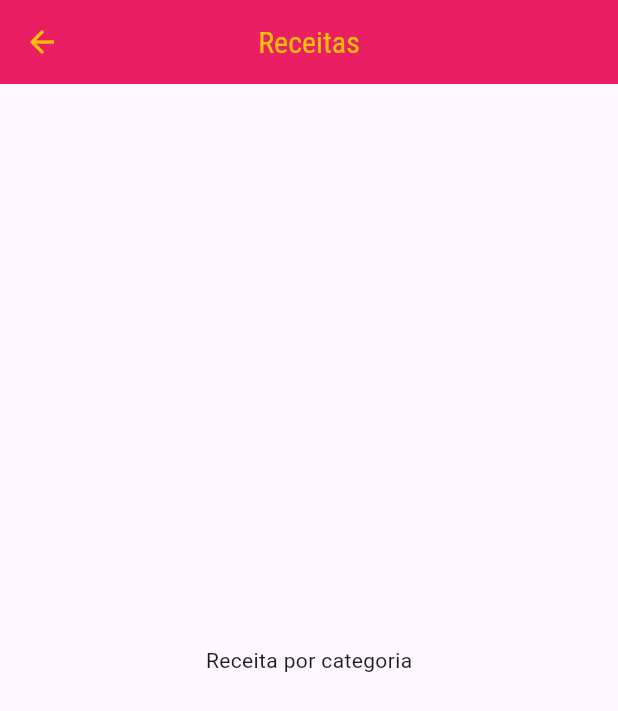
After one commit to Karini2037/app_comida, a Flutter app: the screen it shows after launch, after a tap on "Italiano", on a phone screen of 412 x 824 dp. The commit adds this screen. Shown: the top 711 px of the screen. Run offline on Flutter 3.47's test engine with Material 3 defaults, Android fonts, the phone set to English and light mode, and no system bars.

Commit message:
construindo a pagina app comida em flutter

```diff
--- a/lib/components/category_item.dart
+++ b/lib/components/category_item.dart
@@ -1,20 +1,39 @@
 import 'package:flutter/material.dart';
+import 'package:meals/screens/categoria_meals_screen.dart';
 import '../models/category.dart';
 
 class CategoryItem extends StatelessWidget {
   final Category category;
 
-  const CategoryItem(this.category, {Key? key}) : super(key: key); // a categoria recebendo a categoria (import)
+ // const CategoryItem(this.category, {Key? key})
+     // : super(key: key); // a categoria recebendo a categoria (import)
+
+     const CategoryItem(this.category);
+     void _selectCategoria(BuildContext context){
+      Navigator.of(context).push(
+        MaterialPageRoute(
+          builder: (_) {
+            return CategoriaMealsScreen();
+          }
+        ),
+        );
+     }
 
   @override
   Widget build(BuildContext context) {
-    return Container(
-      padding: const EdgeInsets.all(15), //para o texto de cada banner não ficar grudado.
+    return InkWell(
+      onTap: () => _selectCategoria(context),
+      borderRadius: BorderRadius.circular(10),
+      splashColor: Theme.of(context).primaryColor,
+      child: Container(
+        padding: const EdgeInsets.all(
+            15), //para o texto de cada banner não ficar grudado.
         decoration: BoxDecoration(
           borderRadius: BorderRadius.circular(10), //borda arredondada
           gradient: LinearGradient(
             colors: [
-            category.color.withValues(alpha: 0.5), //uma cor recebendo uma opacidade (1 cor)
+              category.color.withValues(
+                  alpha: 0.5), //uma cor recebendo uma opacidade (1 cor)
               category.color, //segunda cor recebendo
             ],
             begin: Alignment.topLeft, //onde começa o gradiente
@@ -25,6 +44,7 @@ class CategoryItem extends StatelessWidget {
           category.title,
           style: Theme.of(context).textTheme.titleLarge,
         ),
+      ),
     );
   }
 }
--- /dev/null
+++ b/lib/screens/categoria_meals_screen.dart
@@ -0,0 +1,17 @@
+import 'package:flutter/material.dart';
+// criando a página em branco
+class CategoriaMealsScreen extends StatelessWidget {
+  const CategoriaMealsScreen({super.key});
+
+  @override
+  Widget build(BuildContext context) {
+    return Scaffold(
+      appBar: AppBar(
+        title: const Text('Receitas'),
+      ),
+      body: const Center(
+        child:  Text('Receita por categoria'),
+      ),
+    );
+  }
+}
```
Also changed, not shown: fonts/Raleway-Black.ttf (deleted), fonts/Raleway-Bold.ttf (deleted), fonts/Raleway-Regular.ttf (deleted), fonts/RobotoCondensed-Bold.ttf (deleted), fonts/RobotoCondensed-Italic.ttf (deleted), fonts/RobotoCondensed-Light.ttf (deleted), fonts/RobotoCondensed-Regular.ttf (deleted), 1 other file. Lines whose indentation alone changed are shown as unchanged.
